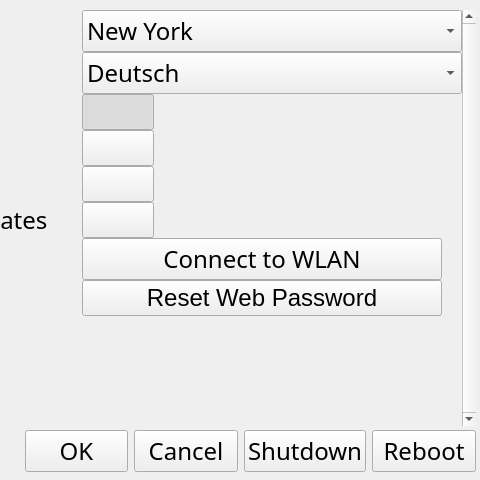
The window that src/waqd/ui/qt/qt/options.ui (goszpeti/weather_air_quality_device) describes before a commit, drawn with Qt 5; both pictures show x 320 to 800 and y 0 to 480 of the 800 by 480 pixel window.
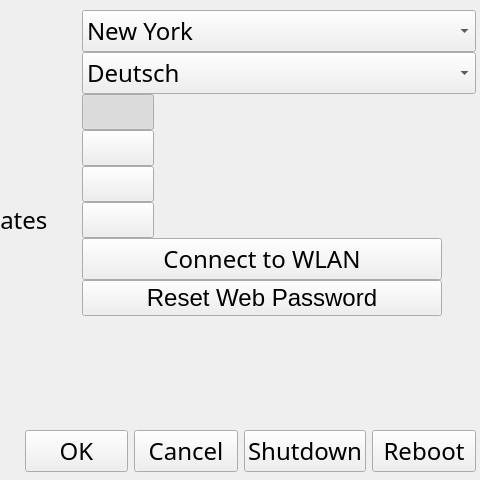
The same window after the commit. Custom widgets are drawn as their Qt base class.

```diff
--- a/src/waqd/ui/qt/qt/options.ui
+++ b/src/waqd/ui/qt/qt/options.ui
@@ -327,7 +327,7 @@
               <enum>QFrame::NoFrame</enum>
              </property>
              <property name="verticalScrollBarPolicy">
-              <enum>Qt::ScrollBarAlwaysOn</enum>
+              <enum>Qt::ScrollBarAlwaysOff</enum>
              </property>
              <property name="horizontalScrollBarPolicy">
               <enum>Qt::ScrollBarAlwaysOff</enum>
@@ -343,7 +343,7 @@
                <rect>
                 <x>0</x>
                 <y>0</y>
-                <width>638</width>
+                <width>655</width>
                 <height>415</height>
                </rect>
               </property>
```
